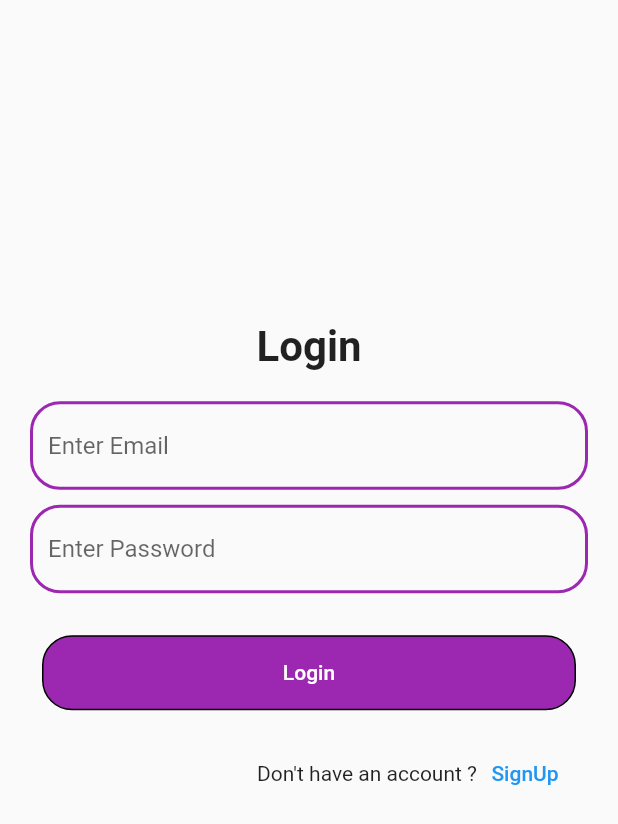
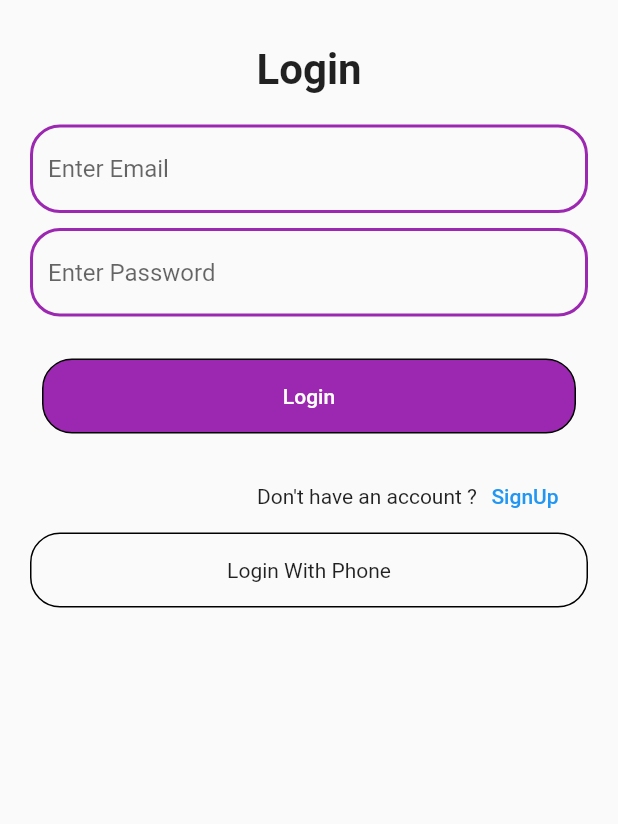
Before and after one commit to NamanGajera/flutter_fierbase, a Flutter app: the PostScreen screen opened directly, after a tap on the "logout" icon, on a phone screen of 412 x 824 dp. Shown: the top 824 px of the screen. Run offline on Flutter 3.47's test engine with Material 2 defaults, Android fonts, the phone set to English and light mode, and no system bars; our stand-ins replace firebase_auth, firebase_core, fluttertoast, form_validator; accounts and stored records are empty; network calls fail.

Commit message:
login with phone number

```diff
--- a/lib/Screens/LoginScreen.dart
+++ b/lib/Screens/LoginScreen.dart
@@ -1,5 +1,6 @@
 import 'package:flutter/material.dart';
 import 'package:flutter/services.dart';
+import 'package:flutter_fierbase/Screens/Login_with_phone.dart';
 import 'package:flutter_fierbase/Screens/PostScreen.dart';
 import 'package:flutter_fierbase/Screens/SignupScreen.dart';
 import 'package:form_validator/form_validator.dart';
@@ -67,7 +68,8 @@
           return true;
         },
         child: Scaffold(
-            body: Column(
+            body: SingleChildScrollView(
+          child: Column(
             mainAxisAlignment: MainAxisAlignment.center,
             children: [
               const SizedBox(height: 30),
@@ -107,7 +109,8 @@
                             borderRadius: BorderRadius.circular(20),
                           ),
                         ),
-                      validator: ValidationBuilder().required().email().build(),
+                        validator:
+                            ValidationBuilder().required().email().build(),
                       ),
                       const SizedBox(height: 10),
                       TextFormField(
@@ -185,12 +188,31 @@
                           ],
                         ),
                       ),
-                    SizedBox(height: 100)
+                      InkWell(
+                        onTap: () {
+                          Navigator.push(
+                            context,
+                            MaterialPageRoute(
+                                builder: (context) => LoginWithPhone()),
+                          );
+                        },
+                        child: Container(
+                            height: 50,
+                            decoration: BoxDecoration(
+                              border: Border.all(),
+                              borderRadius: BorderRadius.circular(20),
+                            ),
+                            child: const Center(
+                              child: Text('Login With Phone'),
+                            )),
+                      ),
+                      const SizedBox(height: 100)
                     ],
                   ),
                 ),
               ),
             ],
+          ),
         )),
       ),
     );
--- a/lib/Screens/PostScreen.dart
+++ b/lib/Screens/PostScreen.dart
@@ -15,12 +15,8 @@
   Widget build(BuildContext context) {
     return SafeArea(
       child: Scaffold(
-        drawer: Drawer(
-          backgroundColor: Colors.deepPurple[200],
-          semanticLabel: 'hiii',
-        ),
         appBar: AppBar(
-          iconTheme: IconThemeData(
+          iconTheme: const IconThemeData(
             color: Colors.white,
           ),
           backgroundColor: Colors.purple,
```
Also changed, not shown: lib/Screens/Login_with_phone.dart (added, +94 -0 lines), lib/Screens/Verify_phone_code.dart (added, +82 -0 lines). Lines whose indentation alone changed are shown as unchanged.
